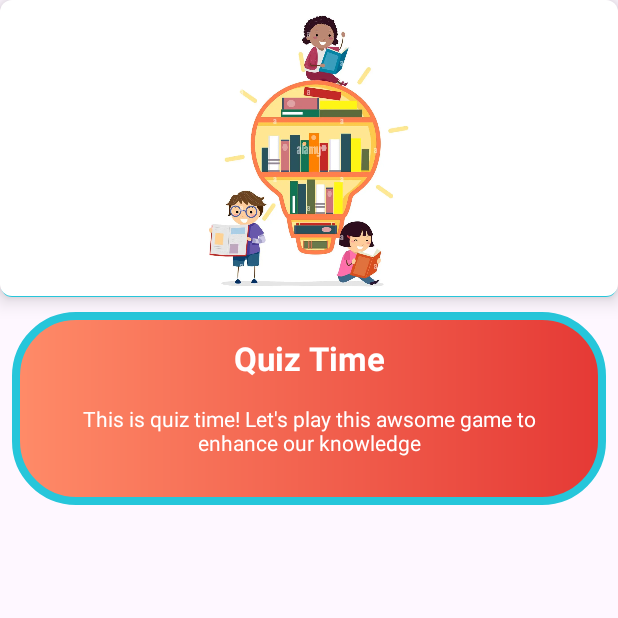
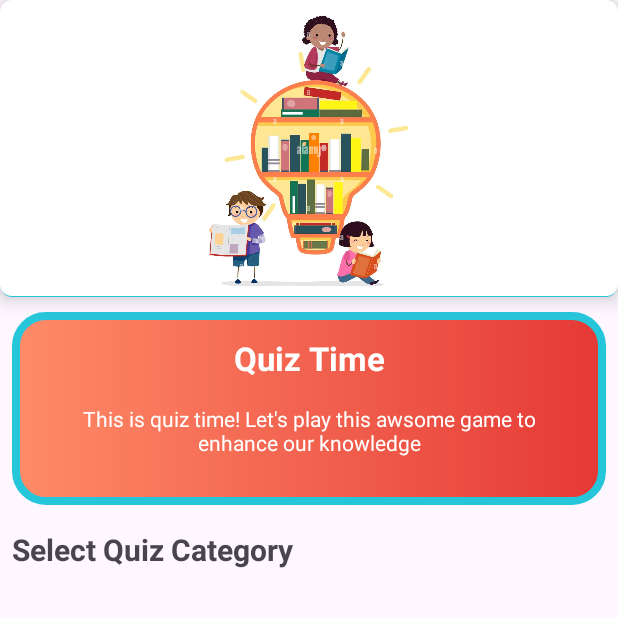
Before and after one commit to Aliimran2/QuizApp, an Android app: the screen it shows after launch (MainActivity), on a phone screen of 412 x 824 dp, the top half of it. Run offline under Robolectric (Android 15) with nearby library versions, the phone set to English and light mode, and no system bars.

Commit message:
minor changes

```diff
--- /dev/null
+++ b/app/src/main/java/com/miassolutions/quiztime/ui/QuizListAdapter.kt
@@ -0,0 +1,4 @@
+package com.miassolutions.quiztime.ui
+
+class QuizListAdapter {
+}
--- a/app/src/main/res/drawable/image_bkgrd.xml
+++ b/app/src/main/res/drawable/image_bkgrd.xml
@@ -1,7 +1,7 @@
 <?xml version="1.0" encoding="utf-8"?>
 <shape xmlns:android="http://schemas.android.com/apk/res/android">
 
-    <corners   android:radius="40dp"/>
+    <corners   android:radius="20dp"/>
     <solid android:color="@color/white"/>
     <stroke android:color="@color/primary" android:width="5dp"/>
     <gradient android:startColor="#FF8B68" android:endColor="@color/red"/>
--- a/app/src/main/res/layout/activity_main.xml
+++ b/app/src/main/res/layout/activity_main.xml
@@ -54,6 +54,14 @@
 
     </LinearLayout>
 
+    <TextView
+        android:layout_margin="8dp"
+        android:textStyle="bold"
+        android:textSize="20sp"
+        android:layout_width="match_parent"
+        android:layout_height="wrap_content"
+        android:text="Select Quiz Category" />
+
     <androidx.recyclerview.widget.RecyclerView
         android:id="@+id/rv_quiz"
         android:padding="4dp"
```
